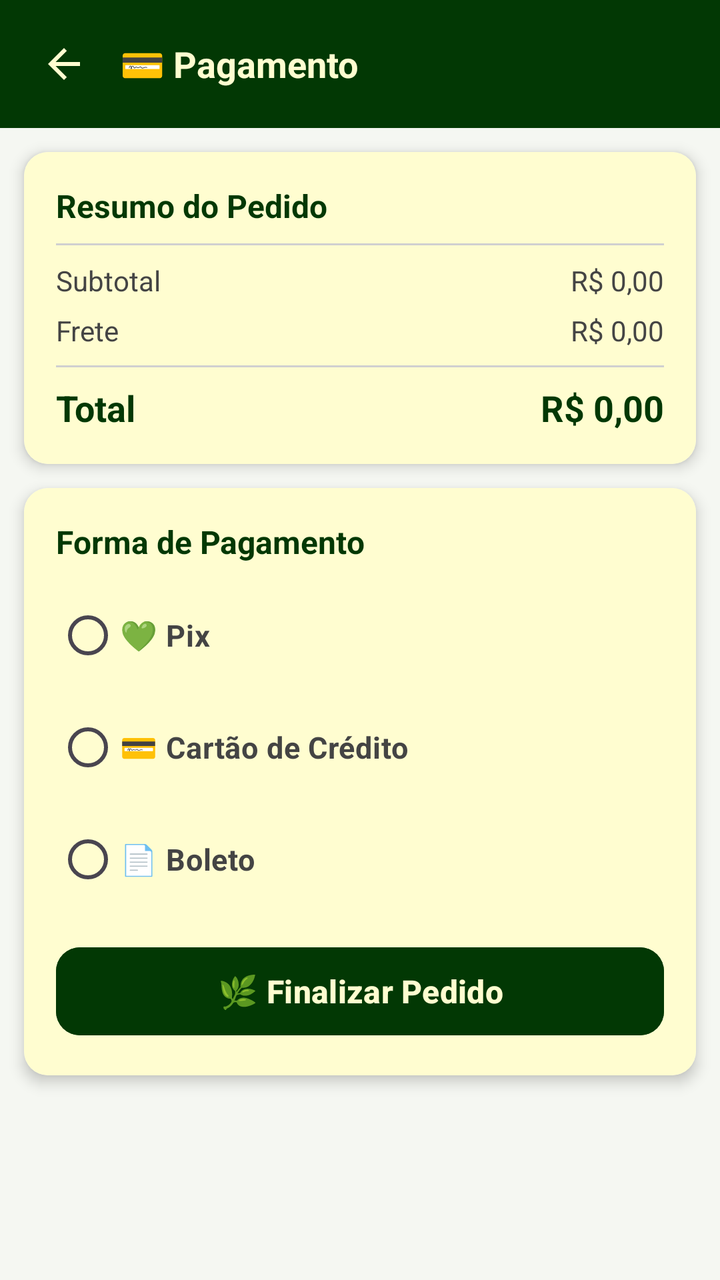
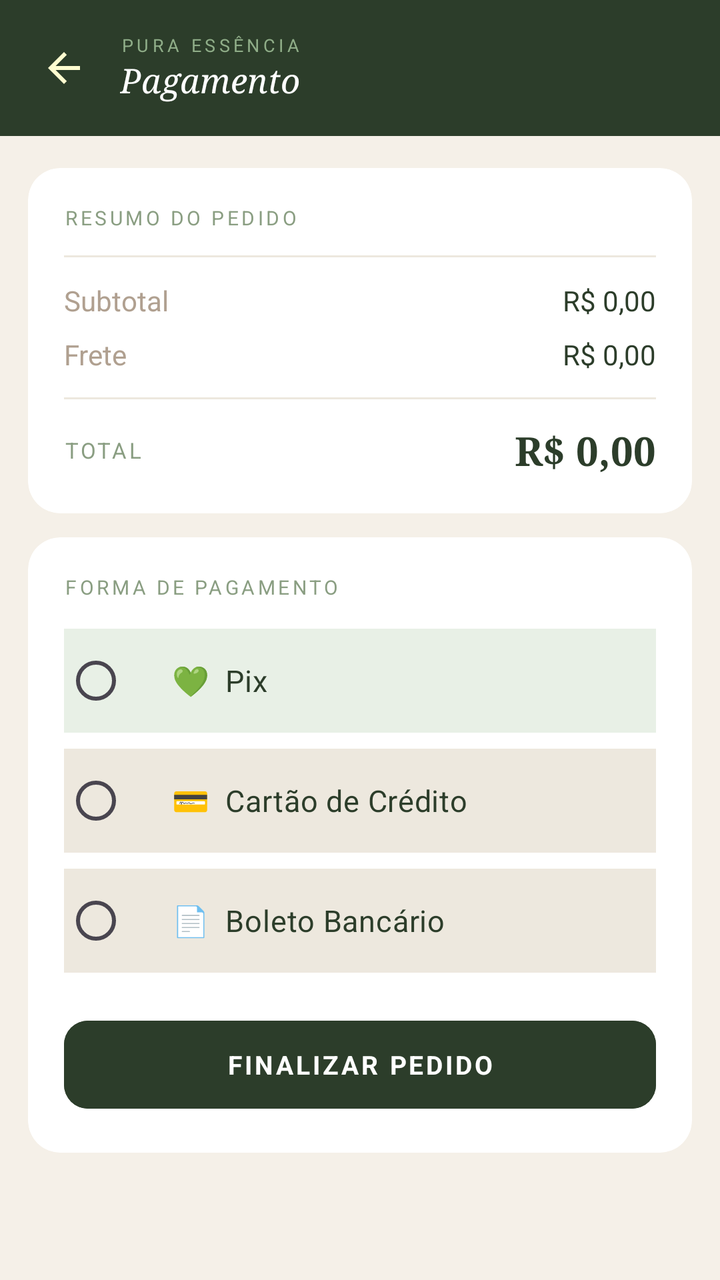

Before-and-after screenshots of an Android layout around one commit, followed by the original layout XML and the change that was made.
<!-- AndroidManifest.xml: application theme Theme.AppLoginTest -->
<!-- res/layout/activity_pagamento.xml -->
<?xml version="1.0" encoding="utf-8"?>
<ScrollView xmlns:android="http://schemas.android.com/apk/res/android"
    xmlns:app="http://schemas.android.com/apk/res-auto"
    android:layout_width="match_parent"
    android:layout_height="match_parent"
    android:background="#F5F7F2">

    <LinearLayout
        android:layout_width="match_parent"
        android:layout_height="wrap_content"
        android:orientation="vertical">

        
        <LinearLayout
            android:layout_width="match_parent"
            android:layout_height="wrap_content"
            android:background="#023804"
            android:gravity="center_vertical"
            android:orientation="horizontal"
            android:padding="12dp">

            <ImageButton
                android:id="@+id/btnVoltar"
                android:layout_width="40dp"
                android:layout_height="40dp"
                android:background="?attr/selectableItemBackgroundBorderless"
                android:src="@drawable/ic_seta_voltar"
                android:contentDescription="Voltar" />

            <TextView
                android:layout_width="0dp"
                android:layout_height="wrap_content"
                android:layout_marginStart="8dp"
                android:layout_weight="1"
                android:text="💳 Pagamento"
                android:textColor="#FFFDD0"
                android:textSize="18sp"
                android:textStyle="bold" />
        </LinearLayout>

        
        <androidx.cardview.widget.CardView
            android:layout_width="match_parent"
            android:layout_height="wrap_content"
            android:layout_margin="12dp"
            app:cardCornerRadius="12dp"
            app:cardElevation="4dp">

            <LinearLayout
                android:layout_width="match_parent"
                android:layout_height="wrap_content"
                android:orientation="vertical"
                android:padding="16dp"
                android:background="#FFFDD0">

                <TextView
                    android:layout_width="wrap_content"
                    android:layout_height="wrap_content"
                    android:text="Resumo do Pedido"
                    android:textColor="#023804"
                    android:textSize="16sp"
                    android:textStyle="bold" />

                <View
                    android:layout_width="match_parent"
                    android:layout_height="1dp"
                    android:layout_marginTop="8dp"
                    android:layout_marginBottom="8dp"
                    android:background="#D0D0D0" />

                <LinearLayout
                    android:layout_width="match_parent"
                    android:layout_height="wrap_content"
                    android:orientation="horizontal">

                    <TextView
                        android:layout_width="0dp"
                        android:layout_height="wrap_content"
                        android:layout_weight="1"
                        android:text="Subtotal"
                        android:textColor="#444"
                        android:textSize="14sp" />

                    <TextView
                        android:id="@+id/tvSubtotal"
                        android:layout_width="wrap_content"
                        android:layout_height="wrap_content"
                        android:text="R$ 0,00"
                        android:textColor="#444"
                        android:textSize="14sp" />
                </LinearLayout>

                <LinearLayout
                    android:layout_width="match_parent"
                    android:layout_height="wrap_content"
                    android:layout_marginTop="6dp"
                    android:orientation="horizontal">

                    <TextView
                        android:layout_width="0dp"
                        android:layout_height="wrap_content"
                        android:layout_weight="1"
                        android:text="Frete"
                        android:textColor="#444"
                        android:textSize="14sp" />

                    <TextView
                        android:id="@+id/tvFrete"
                        android:layout_width="wrap_content"
                        android:layout_height="wrap_content"
                        android:text="R$ 0,00"
                        android:textColor="#444"
                        android:textSize="14sp" />
                </LinearLayout>

                <View
                    android:layout_width="match_parent"
                    android:layout_height="1dp"
                    android:layout_marginTop="8dp"
                    android:layout_marginBottom="8dp"
                    android:background="#D0D0D0" />

                <LinearLayout
                    android:layout_width="match_parent"
                    android:layout_height="wrap_content"
                    android:orientation="horizontal">

                    <TextView
                        android:layout_width="0dp"
                        android:layout_height="wrap_content"
                        android:layout_weight="1"
                        android:text="Total"
                        android:textColor="#023804"
                        android:textSize="18sp"
                        android:textStyle="bold" />

                    <TextView
                        android:id="@+id/tvTotal"
                        android:layout_width="wrap_content"
                        android:layout_height="wrap_content"
                        android:text="R$ 0,00"
                        android:textColor="#023804"
                        android:textSize="18sp"
                        android:textStyle="bold" />
                </LinearLayout>

            </LinearLayout>
        </androidx.cardview.widget.CardView>

        
        <androidx.cardview.widget.CardView
            android:layout_width="match_parent"
            android:layout_height="wrap_content"
            android:layout_marginStart="12dp"
            android:layout_marginEnd="12dp"
            android:layout_marginBottom="12dp"
            app:cardCornerRadius="12dp"
            app:cardElevation="4dp">

            <LinearLayout
                android:layout_width="match_parent"
                android:layout_height="wrap_content"
                android:orientation="vertical"
                android:padding="16dp"
                android:background="#FFFDD0">

                <TextView
                    android:layout_width="wrap_content"
                    android:layout_height="wrap_content"
                    android:text="Forma de Pagamento"
                    android:textColor="#023804"
                    android:textSize="16sp"
                    android:textStyle="bold" />

                <RadioGroup
                    android:id="@+id/rgPagamento"
                    android:layout_width="match_parent"
                    android:layout_height="wrap_content"
                    android:layout_marginTop="12dp"
                    android:orientation="vertical">

                    <RadioButton
                        android:id="@+id/rbPix"
                        android:layout_width="wrap_content"
                        android:layout_height="wrap_content"
                        android:text="💚 Pix"
                        android:textColor="#444"
                        android:textSize="15sp"
                        android:textStyle="bold" />

                    <RadioButton
                        android:id="@+id/rbCartao"
                        android:layout_width="wrap_content"
                        android:layout_height="wrap_content"
                        android:layout_marginTop="8dp"
                        android:text="💳 Cartão de Crédito"
                        android:textColor="#444"
                        android:textSize="15sp"
                        android:textStyle="bold" />

                    <RadioButton
                        android:id="@+id/rbBoleto"
                        android:layout_width="wrap_content"
                        android:layout_height="wrap_content"
                        android:layout_marginTop="8dp"
                        android:text="📄 Boleto"
                        android:textColor="#444"
                        android:textSize="15sp"
                        android:textStyle="bold" />
                </RadioGroup>

                
                <ProgressBar
                    android:id="@+id/progressBar"
                    android:layout_width="wrap_content"
                    android:layout_height="wrap_content"
                    android:layout_gravity="center"
                    android:layout_marginTop="8dp"
                    android:visibility="gone" />

                <Button
                    android:id="@+id/btnFinalizar"
                    android:layout_width="match_parent"
                    android:layout_height="52dp"
                    android:layout_marginTop="16dp"
                    android:backgroundTint="#023804"
                    android:text="🌿 Finalizar Pedido"
                    android:textColor="#FFFDD0"
                    android:textSize="16sp"
                    android:textStyle="bold"
                    app:cornerRadius="12dp" />

            </LinearLayout>
        </androidx.cardview.widget.CardView>

    </LinearLayout>
</ScrollView>
<!-- resources referenced by this layout -->
<resources>
  <!-- drawable ic_seta_voltar (drawable) -->
  <vector xmlns:android="http://schemas.android.com/apk/res/android"
      android:width="24dp"
      android:height="24dp"
      android:viewportWidth="24"
      android:viewportHeight="24">
      <path
          android:fillColor="#FFFDD0"
          android:pathData="M20,11H7.83l5.59,-5.59L12,4l-8,8 8,8 1.41,-1.41L7.83,13H20v-2z"/>
  </vector>
  <style name="Theme.AppLoginTest" parent="Base.Theme.AppLoginTest" />
  <style name="Base.Theme.AppLoginTest" parent="Theme.Material3.DayNight.NoActionBar">
          
          
      </style>
</resources>

<!-- the commit's change to res/layout/activity_pagamento.xml (unified diff, before → after) -->
@@ -3,7 +3,7 @@
     xmlns:app="http://schemas.android.com/apk/res-auto"
     android:layout_width="match_parent"
     android:layout_height="match_parent"
-    android:background="#F5F7F2">
+    android:background="@color/creme_fundo">
 
     <LinearLayout
         android:layout_width="match_parent"
@@ -14,10 +14,13 @@
         <LinearLayout
             android:layout_width="match_parent"
             android:layout_height="wrap_content"
-            android:background="#023804"
+            android:background="@color/verde_escuro"
             android:gravity="center_vertical"
             android:orientation="horizontal"
-            android:padding="12dp">
+            android:paddingStart="12dp"
+            android:paddingEnd="16dp"
+            android:paddingTop="14dp"
+            android:paddingBottom="14dp">
 
             <ImageButton
                 android:id="@+id/btnVoltar"
@@ -27,121 +30,75 @@
                 android:src="@drawable/ic_seta_voltar"
                 android:contentDescription="Voltar" />
 
-            <TextView
+            <LinearLayout
                 android:layout_width="0dp"
                 android:layout_height="wrap_content"
+                android:layout_weight="1"
                 android:layout_marginStart="8dp"
-                android:layout_weight="1"
-                android:text="💳 Pagamento"
-                android:textColor="#FFFDD0"
-                android:textSize="18sp"
-                android:textStyle="bold" />
+                android:orientation="vertical">
+
+                <TextView
+                    android:layout_width="wrap_content"
+                    android:layout_height="wrap_content"
+                    android:text="PURA ESSÊNCIA"
+                    android:textColor="@color/verde_claro"
+                    android:textSize="9sp"
+                    android:letterSpacing="0.2" />
+
+                <TextView
+                    android:layout_width="wrap_content"
+                    android:layout_height="wrap_content"
+                    android:text="Pagamento"
+                    android:textColor="@color/white"
+                    android:textSize="17sp"
+                    android:fontFamily="serif"
+                    android:textStyle="italic" />
+            </LinearLayout>
         </LinearLayout>
 
         
         <androidx.cardview.widget.CardView
             android:layout_width="match_parent"
             android:layout_height="wrap_content"
-            android:layout_margin="12dp"
-            app:cardCornerRadius="12dp"
-            app:cardElevation="4dp">
+            android:layout_marginStart="14dp"
+            android:layout_marginEnd="14dp"
+            android:layout_marginTop="16dp"
+            app:cardCornerRadius="16dp"
+            app:cardElevation="0dp"
+            app:cardBackgroundColor="@color/white">
 
             <LinearLayout
                 android:layout_width="match_parent"
                 android:layout_height="wrap_content"
                 android:orientation="vertical"
-                android:padding="16dp"
-                android:background="#FFFDD0">
-
-                <TextView
-                    android:layout_width="wrap_content"
-                    android:layout_height="wrap_content"
-                    android:text="Resumo do Pedido"
-                    android:textColor="#023804"
-                    android:textSize="16sp"
-                    android:textStyle="bold" />
-
-                <View
-                    android:layout_width="match_parent"
-                    android:layout_height="1dp"
-                    android:layout_marginTop="8dp"
-                    android:layout_marginBottom="8dp"
-                    android:background="#D0D0D0" />
-
-                <LinearLayout
-                    android:layout_width="match_parent"
-                    android:layout_height="wrap_content"
-                    android:orientation="horizontal">
-
-                    <TextView
-                        android:layout_width="0dp"
-                        android:layout_height="wrap_content"
-                        android:layout_weight="1"
-                        android:text="Subtotal"
-                        android:textColor="#444"
-                        android:textSize="14sp" />
-
-                    <TextView
-                        android:id="@+id/tvSubtotal"
-                        android:layout_width="wrap_content"
-                        android:layout_height="wrap_content"
-                        android:text="R$ 0,00"
-                        android:textColor="#444"
-                        android:textSize="14sp" />
+                android:padding="18dp">
+
+                <TextView
+                    android:layout_width="wrap_content"
+                    android:layout_height="wrap_content"
+                    android:text="RESUMO DO PEDIDO"
+                    android:textColor="@color/texto_badge"
+                    android:textSize="10sp"
+                    android:letterSpacing="0.15"
+                    android:layout_marginBottom="12dp" />
+
+                <View android:layout_width="match_parent" android:layout_height="1dp" android:background="@color/borda_card" android:layout_marginBottom="12dp" />
+
+                <LinearLayout android:layout_width="match_parent" android:layout_height="wrap_content" android:orientation="horizontal" android:layout_marginBottom="8dp">
+                    <TextView android:layout_width="0dp" android:layout_height="wrap_content" android:layout_weight="1" android:text="Subtotal" android:textColor="@color/texto_secundario" android:textSize="14sp" />
+                    <TextView android:id="@+id/tvSubtotal" android:layout_width="wrap_content" android:layout_height="wrap_content" android:text="R$ 0,00" android:textColor="@color/texto_principal" android:textSize="14sp" />
                 </LinearLayout>
 
-                <LinearLayout
-                    android:layout_width="match_parent"
-                    android:layout_height="wrap_content"
-                    android:layout_marginTop="6dp"
-                    android:orientation="horizontal">
-
-                    <TextView
-                        android:layout_width="0dp"
-                        android:layout_height="wrap_content"
-                        android:layout_weight="1"
-                        android:text="Frete"
-                        android:textColor="#444"
-                        android:textSize="14sp" />
-
-                    <TextView
-                        android:id="@+id/tvFrete"
-                        android:layout_width="wrap_content"
-                        android:layout_height="wrap_content"
-                        android:text="R$ 0,00"
-                        android:textColor="#444"
-                        android:textSize="14sp" />
+                <LinearLayout android:layout_width="match_parent" android:layout_height="wrap_content" android:orientation="horizontal" android:layout_marginBottom="12dp">
+                    <TextView android:layout_width="0dp" android:layout_height="wrap_content" android:layout_weight="1" android:text="Frete" android:textColor="@color/texto_secundario" android:textSize="14sp" />
+                    <TextView android:id="@+id/tvFrete" android:layout_width="wrap_content" android:layout_height="wrap_content" android:text="R$ 0,00" android:textColor="@color/texto_principal" android:textSize="14sp" />
                 </LinearLayout>
 
-                <View
-                    android:layout_width="match_parent"
-                    android:layout_height="1dp"
-                    android:layout_marginTop="8dp"
-                    android:layout_marginBottom="8dp"
-                    android:background="#D0D0D0" />
-
-                <LinearLayout
-                    android:layout_width="match_parent"
-                    android:layout_height="wrap_content"
-                    android:orientation="horizontal">
-
-                    <TextView
-                        android:layout_width="0dp"
-                        android:layout_height="wrap_content"
-                        android:layout_weight="1"
-                        android:text="Total"
-                        android:textColor="#023804"
-                        android:textSize="18sp"
-                        android:textStyle="bold" />
-
-                    <TextView
-                        android:id="@+id/tvTotal"
-                        android:layout_width="wrap_content"
-                        android:layout_height="wrap_content"
-                        android:text="R$ 0,00"
-                        android:textColor="#023804"
-                        android:textSize="18sp"
-                        android:textStyle="bold" />
+                <View android:layout_width="match_parent" android:layout_height="1dp" android:background="@color/borda_card" android:layout_marginBottom="12dp" />
+
+                <LinearLayout android:layout_width="match_parent" android:layout_height="wrap_content" android:orientation="horizontal" android:gravity="center_vertical">
+                    <TextView android:layout_width="0dp" android:layout_height="wrap_content" android:layout_weight="1" android:text="TOTAL" android:textColor="@color/texto_badge" android:textSize="11sp" android:letterSpacing="0.1" />
+                    <TextView android:id="@+id/tvTotal" android:layout_width="wrap_content" android:layout_height="wrap_content" android:text="R$ 0,00" android:textColor="@color/verde_escuro" android:textSize="20sp" android:fontFamily="serif" android:textStyle="bold" />
                 </LinearLayout>
 
             </LinearLayout>
@@ -151,82 +108,90 @@
         <androidx.cardview.widget.CardView
             android:layout_width="match_parent"
             android:layout_height="wrap_content"
-            android:layout_marginStart="12dp"
-            android:layout_marginEnd="12dp"
-            android:layout_marginBottom="12dp"
-            app:cardCornerRadius="12dp"
-            app:cardElevation="4dp">
+            android:layout_marginStart="14dp"
+            android:layout_marginEnd="14dp"
+            android:layout_marginTop="12dp"
+            android:layout_marginBottom="24dp"
+            app:cardCornerRadius="16dp"
+            app:cardElevation="0dp"
+            app:cardBackgroundColor="@color/white">
 
             <LinearLayout
                 android:layout_width="match_parent"
                 android:layout_height="wrap_content"
                 android:orientation="vertical"
-                android:padding="16dp"
-                android:background="#FFFDD0">
-
-                <TextView
-                    android:layout_width="wrap_content"
-                    android:layout_height="wrap_content"
-                    android:text="Forma de Pagamento"
-                    android:textColor="#023804"
-                    android:textSize="16sp"
-                    android:textStyle="bold" />
+                android:padding="18dp">
+
+                <TextView
+                    android:layout_width="wrap_content"
+                    android:layout_height="wrap_content"
+                    android:text="FORMA DE PAGAMENTO"
+                    android:textColor="@color/texto_badge"
+                    android:textSize="10sp"
+                    android:letterSpacing="0.15"
+                    android:layout_marginBottom="14dp" />
 
                 <RadioGroup
                     android:id="@+id/rgPagamento"
                     android:layout_width="match_parent"
                     android:layout_height="wrap_content"
-                    android:layout_marginTop="12dp"
                     android:orientation="vertical">
 
                     <RadioButton
                         android:id="@+id/rbPix"
-                        android:layout_width="wrap_content"
-                        android:layout_height="wrap_content"
-                        android:text="💚 Pix"
-                        android:textColor="#444"
+                        android:layout_width="match_parent"
+                        android:layout_height="52dp"
+                        android:text="  💚  Pix"
+                        android:textColor="@color/texto_principal"
                         android:textSize="15sp"
-                        android:textStyle="bold" />
+                        android:buttonTint="@color/verde_escuro"
+                        android:background="@color/verde_fundo_badge"
+                        android:padding="14dp" />
 
                     <RadioButton
                         android:id="@+id/rbCartao"
-                        android:layout_width="wrap_content"
-                        android:layout_height="wrap_content"
+                        android:layout_width="match_parent"
+                        android:layout_height="52dp"
                         android:layout_marginTop="8dp"
-                        android:text="💳 Cartão de Crédito"
-                        android:textColor="#444"
+                        android:text="  💳  Cartão de Crédito"
+                        android:textColor="@color/texto_principal"
                         android:textSize="15sp"
-                        android:textStyle="bold" />
+                        android:buttonTint="@color/verde_escuro"
+                        android:background="@color/borda_card"
+                        android:padding="14dp" />
 
                     <RadioButton
                         android:id="@+id/rbBoleto"
-                        android:layout_width="wrap_content"
-                        android:layout_height="wrap_content"
+                        android:layout_width="match_parent"
+                        android:layout_height="52dp"
                         android:layout_marginTop="8dp"
-                        android:text="📄 Boleto"
-                        android:textColor="#444"
+                        android:text="  📄  Boleto Bancário"
+                        android:textColor="@color/texto_principal"
                         android:textSize="15sp"
-                        android:textStyle="bold" />
+                        android:buttonTint="@color/verde_escuro"
+                        android:background="@color/borda_card"
+                        android:padding="14dp" />
                 </RadioGroup>
 
-                
                 <ProgressBar
                     android:id="@+id/progressBar"
                     android:layout_width="wrap_content"
                     android:layout_height="wrap_content"
                     android:layout_gravity="center"
-                    android:layout_marginTop="8dp"
+                    android:layout_marginTop="12dp"
+                    android:indeterminateTint="@color/verde_escuro"
                     android:visibility="gone" />
 
                 <Button
                     android:id="@+id/btnFinalizar"
                     android:layout_width="match_parent"
                     android:layout_height="52dp"
-                    android:layout_marginTop="16dp"
-                    android:backgroundTint="#023804"
-                    android:text="🌿 Finalizar Pedido"
-                    android:textColor="#FFFDD0"
-                    android:textSize="16sp"
+                    android:layout_marginTop="20dp"
+                    android:backgroundTint="@color/verde_escuro"
+                    android:text="FINALIZAR PEDIDO"
+                    android:textColor="@color/white"
+                    android:textSize="13sp"
+                    android:letterSpacing="0.1"
                     android:textStyle="bold"
                     app:cornerRadius="12dp" />
 
<!-- resource entries referenced after the edit -->
@@ -1,5 +1,14 @@
 <!-- resources referenced by this layout -->
 <resources>
+  <color name="borda_card">#EDE8DE</color>
+  <color name="creme_fundo">#F5F0E8</color>
+  <color name="texto_badge">#8A9E82</color>
+  <color name="texto_principal">#2C3D2A</color>
+  <color name="texto_secundario">#B0A090</color>
+  <color name="verde_claro">#8FAD88</color>
+  <color name="verde_escuro">#2C3D2A</color>
+  <color name="verde_fundo_badge">#E8F0E6</color>
+  <color name="white">#FFFFFFFF</color>
   <!-- drawable ic_seta_voltar (drawable) -->
   <vector xmlns:android="http://schemas.android.com/apk/res/android"
       android:width="24dp"
@@ -12,8 +21,14 @@
   </vector>
   <style name="Theme.AppLoginTest" parent="Base.Theme.AppLoginTest" />
   <style name="Base.Theme.AppLoginTest" parent="Theme.Material3.DayNight.NoActionBar">
-          
-          
+          <item name="colorPrimary">@color/verde_escuro</item>
+          <item name="colorPrimaryVariant">@color/verde_medio</item>
+          <item name="colorOnPrimary">@color/white</item>
+          <item name="colorSecondary">@color/verde_claro</item>
+          <item name="colorOnSecondary">@color/verde_escuro</item>
+          <item name="android:windowBackground">@color/creme_fundo</item>
+          <item name="android:fontFamily">sans-serif</item>
       </style>
+  <color name="verde_medio">#3D5C3A</color>
 </resources>
 
